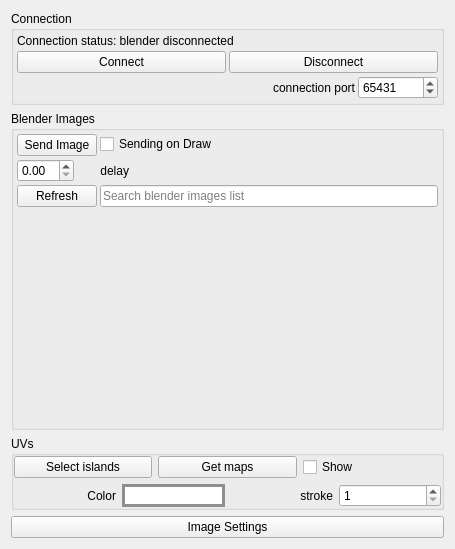
The window that KritaBlenderLink/BlenderKritaLinkUI.ui (heisenshark/blender-krita-link-plugin) describes before a commit, drawn with Qt 5.
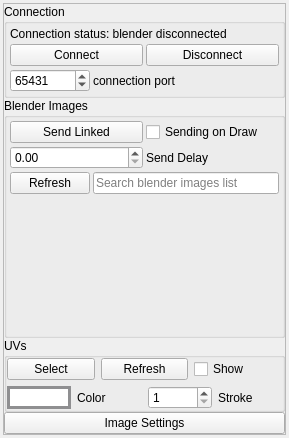
The same window after the commit.

Commit message: added disabling of ui, added scrollbar to plugin docker

```diff
--- a/KritaBlenderLink/BlenderKritaLinkUI.ui
+++ b/KritaBlenderLink/BlenderKritaLinkUI.ui
@@ -6,8 +6,8 @@
    <rect>
     <x>0</x>
     <y>0</y>
-    <width>455</width>
-    <height>549</height>
+    <width>289</width>
+    <height>438</height>
    </rect>
   </property>
   <property name="sizePolicy">
@@ -17,8 +17,68 @@
    </sizepolicy>
   </property>
   <layout class="QVBoxLayout" name="verticalLayout">
+   <property name="spacing">
+    <number>0</number>
+   </property>
+   <property name="leftMargin">
+    <number>3</number>
+   </property>
+   <property name="topMargin">
+    <number>3</number>
+   </property>
+   <property name="rightMargin">
+    <number>3</number>
+   </property>
+   <property name="bottomMargin">
+    <number>3</number>
+   </property>
    <item>
-    <widget class="QGroupBox" name="groupBox">
+    <widget class="QScrollArea" name="scrollArea">
+     <property name="sizePolicy">
+      <sizepolicy hsizetype="Expanding" vsizetype="Preferred">
+       <horstretch>0</horstretch>
+       <verstretch>0</verstretch>
+      </sizepolicy>
+     </property>
+     <property name="horizontalScrollBarPolicy">
+      <enum>Qt::ScrollBarAsNeeded</enum>
+     </property>
+     <property name="widgetResizable">
+      <bool>true</bool>
+     </property>
+     <widget class="QWidget" name="scrollAreaWidgetContents">
+      <property name="geometry">
+       <rect>
+        <x>0</x>
+        <y>0</y>
+        <width>281</width>
+        <height>430</height>
+       </rect>
+      </property>
+      <property name="sizePolicy">
+       <sizepolicy hsizetype="Preferred" vsizetype="Preferred">
+        <horstretch>0</horstretch>
+        <verstretch>0</verstretch>
+       </sizepolicy>
+      </property>
+      <layout class="QVBoxLayout" name="verticalLayout_7">
+       <property name="spacing">
+        <number>0</number>
+       </property>
+       <property name="leftMargin">
+        <number>0</number>
+       </property>
+       <property name="topMargin">
+        <number>0</number>
+       </property>
+       <property name="rightMargin">
+        <number>0</number>
+       </property>
+       <property name="bottomMargin">
+        <number>0</number>
+       </property>
+       <item>
+        <widget class="QGroupBox" name="connection">
      <property name="sizePolicy">
       <sizepolicy hsizetype="Preferred" vsizetype="Preferred">
        <horstretch>1</horstretch>
@@ -86,19 +146,6 @@
         <property name="bottomMargin">
          <number>0</number>
         </property>
-        <item>
-         <widget class="QLabel" name="label_4">
-          <property name="toolTip">
-           <string>&lt;html&gt;&lt;head/&gt;&lt;body&gt;&lt;p&gt;Connection port&lt;/p&gt;&lt;/body&gt;&lt;/html&gt;</string>
-          </property>
-          <property name="text">
-           <string>connection port</string>
-          </property>
-          <property name="alignment">
-           <set>Qt::AlignRight|Qt::AlignTrailing|Qt::AlignVCenter</set>
-          </property>
-         </widget>
-        </item>
         <item>
          <widget class="QSpinBox" name="connection_port">
           <property name="sizePolicy">
@@ -127,28 +174,50 @@
           </property>
          </widget>
         </item>
+            <item>
+             <widget class="QLabel" name="label_4">
+              <property name="toolTip">
+               <string>&lt;html&gt;&lt;head/&gt;&lt;body&gt;&lt;p&gt;Connection port&lt;/p&gt;&lt;/body&gt;&lt;/html&gt;</string>
+              </property>
+              <property name="text">
+               <string>connection port</string>
+              </property>
+              <property name="alignment">
+               <set>Qt::AlignLeading|Qt::AlignLeft|Qt::AlignVCenter</set>
+              </property>
+             </widget>
+            </item>
        </layout>
       </item>
      </layout>
     </widget>
    </item>
    <item>
-    <widget class="QGroupBox" name="groupBox_2">
+        <widget class="QGroupBox" name="blender_images">
+         <property name="enabled">
+          <bool>true</bool>
+         </property>
      <property name="sizePolicy">
       <sizepolicy hsizetype="Preferred" vsizetype="Preferred">
        <horstretch>1</horstretch>
-       <verstretch>1</verstretch>
+           <verstretch>0</verstretch>
       </sizepolicy>
      </property>
      <property name="minimumSize">
       <size>
        <width>0</width>
-       <height>1</height>
+           <height>0</height>
       </size>
      </property>
      <property name="title">
       <string>Blender Images</string>
      </property>
+         <property name="flat">
+          <bool>true</bool>
+         </property>
+         <property name="checkable">
+          <bool>false</bool>
+         </property>
      <layout class="QVBoxLayout" name="verticalLayout_5">
       <property name="spacing">
        <number>3</number>
@@ -166,30 +235,24 @@
        <number>3</number>
       </property>
       <item>
-       <layout class="QFormLayout" name="formLayout">
-        <property name="fieldGrowthPolicy">
-         <enum>QFormLayout::FieldsStayAtSizeHint</enum>
-        </property>
-        <property name="rowWrapPolicy">
-         <enum>QFormLayout::WrapLongRows</enum>
-        </property>
+           <layout class="QHBoxLayout" name="horizontalLayout_2">
         <property name="rightMargin">
          <number>0</number>
         </property>
         <property name="bottomMargin">
          <number>0</number>
         </property>
-        <item row="0" column="0">
+            <item>
          <widget class="QPushButton" name="SendDataButton">
           <property name="toolTip">
            <string>&lt;html&gt;&lt;head/&gt;&lt;body&gt;&lt;p&gt;Send &lt;span style=&quot; font-weight:600;&quot;&gt;currently linked&lt;/span&gt; image to blender&lt;/p&gt;&lt;/body&gt;&lt;/html&gt;</string>
           </property>
           <property name="text">
-           <string>Send Image</string>
+               <string>Send Linked</string>
           </property>
          </widget>
         </item>
-        <item row="0" column="1">
+            <item>
          <widget class="QCheckBox" name="SendOnDrawCheckbox">
           <property name="toolTip">
            <string>&lt;html&gt;&lt;head/&gt;&lt;body&gt;&lt;p&gt;Send image data to currently linked image as you draw on the canvas&lt;/p&gt;&lt;/body&gt;&lt;/html&gt;</string>
@@ -199,7 +262,14 @@
           </property>
          </widget>
         </item>
-        <item row="1" column="0">
+           </layout>
+          </item>
+          <item>
+           <layout class="QHBoxLayout" name="horizontalLayout_7">
+            <property name="bottomMargin">
+             <number>0</number>
+            </property>
+            <item>
          <widget class="QDoubleSpinBox" name="send_delay">
           <property name="toolTip">
            <string>&lt;html&gt;&lt;head/&gt;&lt;body&gt;&lt;p&gt;delay value&lt;/p&gt;&lt;/body&gt;&lt;/html&gt;</string>
@@ -209,16 +279,16 @@
           </property>
          </widget>
         </item>
-        <item row="1" column="1">
+            <item>
          <widget class="QLabel" name="label_3">
           <property name="toolTip">
            <string>&lt;html&gt;&lt;head/&gt;&lt;body&gt;&lt;p&gt;This setting is mostly for painting by single click, if you mainly are doing strokes leave it at 0.&lt;/p&gt;&lt;/body&gt;&lt;/html&gt;</string>
           </property>
           <property name="text">
-           <string>delay</string>
+               <string>Send Delay</string>
           </property>
           <property name="alignment">
-           <set>Qt::AlignRight|Qt::AlignTrailing|Qt::AlignVCenter</set>
+               <set>Qt::AlignLeading|Qt::AlignLeft|Qt::AlignVCenter</set>
           </property>
          </widget>
         </item>
@@ -257,7 +327,7 @@
       <item>
        <widget class="QFrame" name="ImagesFrame">
         <property name="sizePolicy">
-         <sizepolicy hsizetype="Preferred" vsizetype="Expanding">
+             <sizepolicy hsizetype="Preferred" vsizetype="MinimumExpanding">
           <horstretch>0</horstretch>
           <verstretch>0</verstretch>
          </sizepolicy>
@@ -265,7 +335,7 @@
         <property name="minimumSize">
          <size>
           <width>0</width>
-          <height>100</height>
+              <height>40</height>
          </size>
         </property>
         <property name="frameShape">
@@ -296,9 +366,6 @@
          <property name="bottomMargin">
           <number>0</number>
          </property>
-         <item>
-          <widget class="QWidget" name="widget" native="true"/>
-         </item>
         </layout>
        </widget>
       </item>
@@ -306,7 +373,7 @@
     </widget>
    </item>
    <item>
-    <widget class="QGroupBox" name="groupBox_3">
+        <widget class="QGroupBox" name="uvs">
      <property name="sizePolicy">
       <sizepolicy hsizetype="Preferred" vsizetype="Minimum">
        <horstretch>1</horstretch>
@@ -330,11 +397,6 @@
        <number>0</number>
       </property>
       <item>
-       <layout class="QVBoxLayout" name="verticalLayout_4">
-        <property name="bottomMargin">
-         <number>0</number>
-        </property>
-        <item>
          <layout class="QHBoxLayout" name="horizontalLayout_6">
           <item>
            <widget class="QPushButton" name="SelectUVIslandsButton">
@@ -342,7 +404,7 @@
              <string>&lt;html&gt;&lt;head/&gt;&lt;body&gt;&lt;p&gt;make krita selection out of currently selected faces in blender&lt;/p&gt;&lt;/body&gt;&lt;/html&gt;</string>
             </property>
             <property name="text">
-             <string>Select islands</string>
+               <string>Select</string>
             </property>
            </widget>
           </item>
@@ -352,7 +414,7 @@
              <string>&lt;html&gt;&lt;head/&gt;&lt;body&gt;&lt;p&gt;Get the uv map from currently selected faces in blender.&lt;/p&gt;&lt;/body&gt;&lt;/html&gt;</string>
             </property>
             <property name="text">
-             <string>Get maps</string>
+               <string>Refresh</string>
             </property>
            </widget>
           </item>
@@ -370,19 +432,6 @@
         </item>
         <item>
          <layout class="QHBoxLayout" name="horizontalLayout_3">
-          <item>
-           <widget class="QLabel" name="UVsColor">
-            <property name="toolTip">
-             <string>&lt;html&gt;&lt;head/&gt;&lt;body&gt;&lt;p&gt;Color uv maps, can be transparent&lt;/p&gt;&lt;/body&gt;&lt;/html&gt;</string>
-            </property>
-            <property name="text">
-             <string>Color</string>
-            </property>
-            <property name="alignment">
-             <set>Qt::AlignRight|Qt::AlignTrailing|Qt::AlignVCenter</set>
-            </property>
-           </widget>
-          </item>
           <item>
            <widget class="QWidget" name="UVColorButton" native="true">
             <property name="minimumSize">
@@ -400,15 +449,15 @@
            </widget>
           </item>
           <item>
-           <widget class="QLabel" name="label_2">
+             <widget class="QLabel" name="UVsColor">
             <property name="toolTip">
              <string>&lt;html&gt;&lt;head/&gt;&lt;body&gt;&lt;p&gt;How fat the stroke of displayed uv map is.&lt;/p&gt;&lt;/body&gt;&lt;/html&gt;</string>
             </property>
             <property name="text">
-             <string>stroke</string>
+               <string>Color</string>
             </property>
             <property name="alignment">
-             <set>Qt::AlignRight|Qt::AlignTrailing|Qt::AlignVCenter</set>
+               <set>Qt::AlignLeading|Qt::AlignLeft|Qt::AlignVCenter</set>
             </property>
            </widget>
           </item>
@@ -422,7 +471,18 @@
             </property>
            </widget>
           </item>
-         </layout>
+            <item>
+             <widget class="QLabel" name="label_2">
+              <property name="toolTip">
+               <string>&lt;html&gt;&lt;head/&gt;&lt;body&gt;&lt;p&gt;How fat the stroke of displayed uv map is.&lt;/p&gt;&lt;/body&gt;&lt;/html&gt;</string>
+              </property>
+              <property name="text">
+               <string>Stroke</string>
+              </property>
+              <property name="alignment">
+               <set>Qt::AlignLeading|Qt::AlignLeft|Qt::AlignVCenter</set>
+              </property>
+             </widget>
         </item>
        </layout>
       </item>
@@ -434,6 +494,10 @@
      <property name="text">
       <string>Image Settings</string>
      </property>
+        </widget>
+       </item>
+      </layout>
+     </widget>
     </widget>
    </item>
   </layout>
```
Left out of the diff: 2 changed lines with no effect on the pictures. Lines whose indentation alone changed are shown as unchanged. The commit also changes 2 other files.
